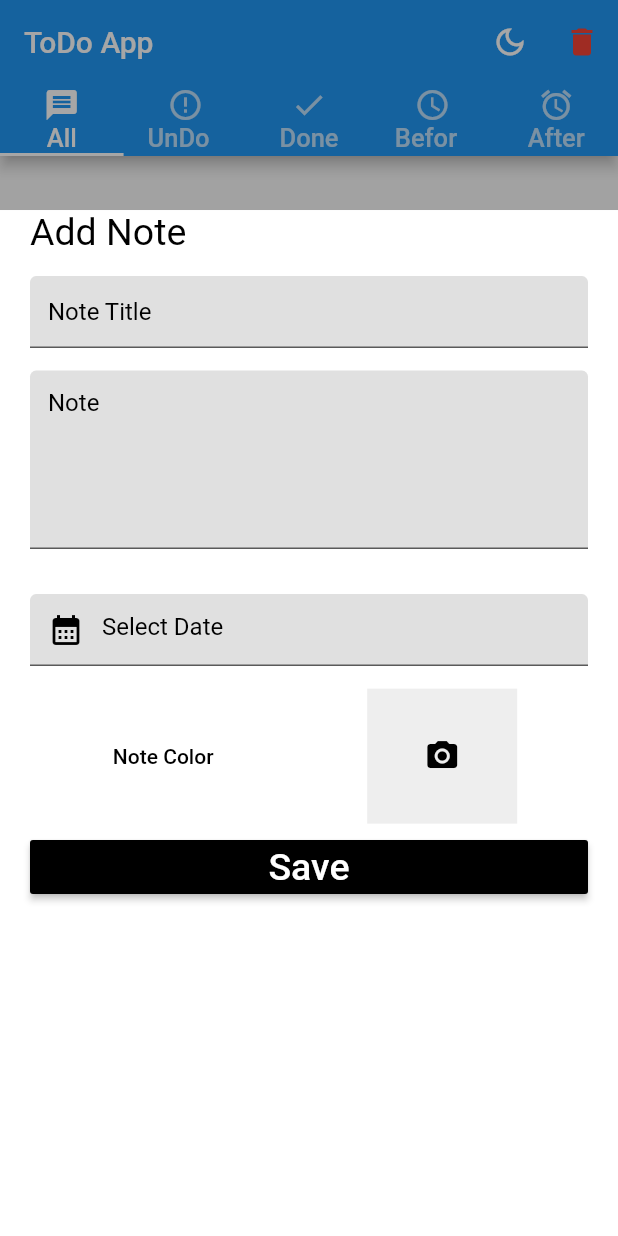
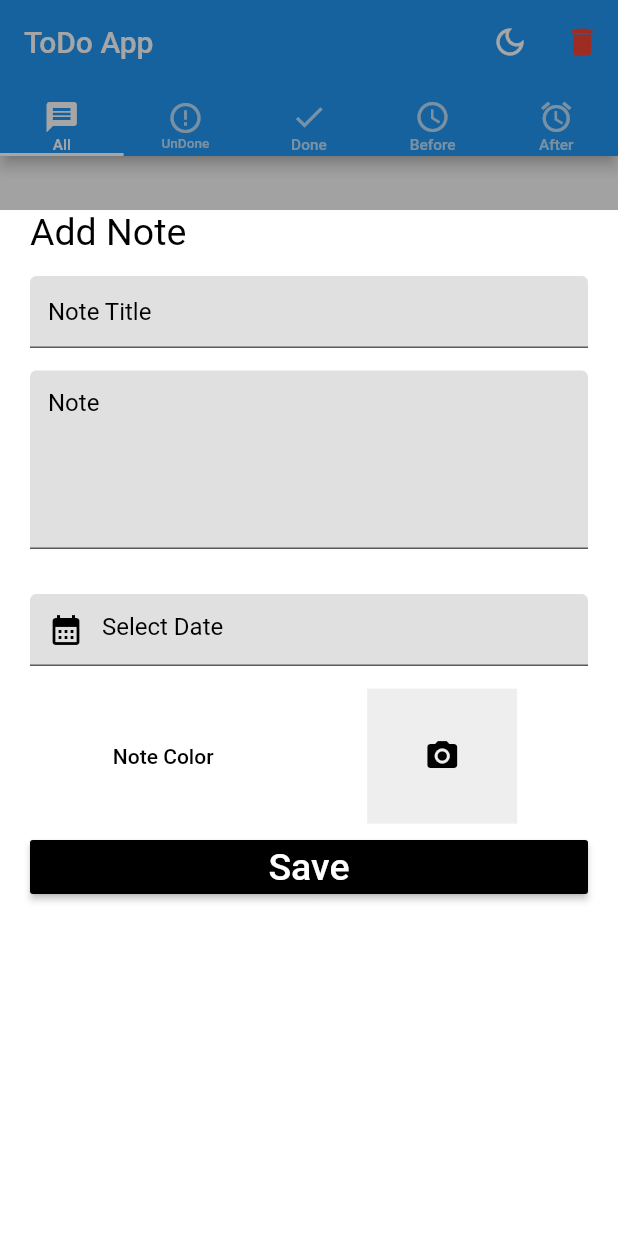
Before and after one commit to Mohamed-Tawfek/todo_project, a Flutter app: the screen it shows after launch, after a tap on the "add" icon, on a phone screen of 412 x 824 dp. Run offline on Flutter 3.47's test engine with Material 2 defaults, Android fonts, the phone set to English and light mode, and no system bars; our stand-ins replace bloc, conditional_builder_null_safety, flutter_bloc, flutter_colorpicker, image_picker, modal_bottom_sheet and 2 more; accounts and stored records are empty.

Commit message:
latest update!

```diff
--- a/lib/screens/home_screen.dart
+++ b/lib/screens/home_screen.dart
@@ -1,11 +1,13 @@
 import 'dart:io';
 
-import 'package:flutter/foundation.dart';
+ import 'package:flutter/foundation.dart';
 import 'package:flutter/material.dart';
+
+
 import 'package:flutter_bloc/flutter_bloc.dart';
 
 import 'package:intl/intl.dart';
-import 'package:modal_bottom_sheet/modal_bottom_sheet.dart';
+import 'package:modal_bottom_sheet/modal_bottom_sheet.dart'as MBS;
 import 'package:todo_app/cubit/cubit.dart';
 import 'package:todo_app/screens/undone_screen.dart';
 import 'package:todo_app/states/states.dart';
@@ -70,56 +72,56 @@ class _HomeScreenState extends State<HomeScreen> {
                     tabs: <Widget>[
                       Column(
                         crossAxisAlignment: CrossAxisAlignment.center,
-                        children: const [
+                        children:   [
                           Icon(Icons.message),
                           Text(
                             'All',
                             maxLines: 1,
-                            style: TextStyle(fontSize: 17),
+                            style: TextStyle(fontSize: MediaQuery.of(context).size.width*0.025),
                           ),
                         ],
                       ),
                       Column(
                         crossAxisAlignment: CrossAxisAlignment.center,
-                        children: const [
-                          Icon(Icons.error_outline_outlined),
+                        children:   [
+                          const Icon(Icons.error_outline_outlined),
                           Text(
                             'UnDone',
                             maxLines: 1,
-                            style: TextStyle(fontSize: 17),
+                            style: TextStyle(fontSize: MediaQuery.of(context).size.width*0.022),
                           ),
                         ],
                       ),
                       Column(
                         crossAxisAlignment: CrossAxisAlignment.center,
-                        children: const [
-                          Icon(Icons.done),
+                        children:   [
+                          const Icon(Icons.done),
                           Text(
                             'Done',
                             maxLines: 1,
-                            style: TextStyle(fontSize: 17),
+                            style: TextStyle(fontSize: MediaQuery.of(context).size.width*0.025),
                           ),
                         ],
                       ),
                       Column(
                         crossAxisAlignment: CrossAxisAlignment.center,
-                        children: const [
-                          Icon(Icons.watch_later_outlined),
+                        children:   [
+                          const Icon(Icons.watch_later_outlined),
                           Text(
                             'Before',
                             maxLines: 1,
-                            style: TextStyle(fontSize: 17),
+                            style: TextStyle(fontSize:MediaQuery.of(context).size.width*0.025),
                           ),
                         ],
                       ),
                       Column(
                         crossAxisAlignment: CrossAxisAlignment.center,
-                        children: const [
-                          Icon(Icons.alarm),
+                        children:   [
+                          const Icon(Icons.alarm),
                           Text(
                             'After',
                             maxLines: 1,
-                            style: TextStyle(fontSize: 17),
+                            style: TextStyle(fontSize: MediaQuery.of(context).size.width*0.025),
                           ),
                         ],
                       ),
@@ -135,14 +137,14 @@ class _HomeScreenState extends State<HomeScreen> {
                     AfterScreen(),
                   ],
                 ),
-                floatingActionButton: FloatingActionButton(
+                floatingActionButton: FloatingActionButton.small(
                   backgroundColor: Colors.cyan,
                   child: const Icon(
                     Icons.add,
                     color: Colors.black,
                   ),
                   onPressed: () {
-                    showMaterialModalBottomSheet(
+                    MBS.showMaterialModalBottomSheet(
                         context: context,
                         builder: (context2) {
                           return customBottomSheet(
--- a/lib/shared_component/shared.dart
+++ b/lib/shared_component/shared.dart
@@ -14,7 +14,7 @@ Widget buildListOfTasks(context, {required List tasks, bool? isDone}) {
             model: tasks[index], index: index, context: context, isDone: isDone),
         separatorBuilder: (context, index) => Padding(
               padding: const EdgeInsets.symmetric(horizontal: 10),
-              child: Container(
+              child: SizedBox(
                 height: 1,
                 width: MediaQuery.of(context).size.width,
               ),
@@ -136,11 +136,15 @@ Widget buildTaskItem(
                   children: [
                     Text(
                       ' ${model.formattedDate}',
-                      style: const TextStyle(fontSize: 20),
+                      style:   TextStyle(fontSize: MediaQuery.of(context).size.width*0.04,
+                        overflow: TextOverflow.ellipsis,
+                      ),
                     ),
                     Text(
                       ' ${model.time}',
-                      style: const TextStyle(fontSize: 20),
+                      style:   TextStyle(fontSize: MediaQuery.of(context).size.width*0.04,
+                        overflow: TextOverflow.ellipsis,
+                      ),
                     ),
                   ],
                 )
--- a/pubspec.yaml
+++ b/pubspec.yaml
@@ -18,7 +18,7 @@ publish_to: 'none' # Remove this line if you wish to publish to pub.dev
 version: 1.0.0+1
 
 environment:
-  sdk: "2.18.4"
+  sdk: "2.19.0"
 
 # Dependencies specify other packages that your package needs in order to work.
 # To automatically upgrade your package dependencies to the latest versions
@@ -39,7 +39,7 @@ dependencies:
   bloc: ^8.0.3
   flutter_bloc: ^8.0.1
   image_picker: ^0.8.5
-  modal_bottom_sheet: ^2.0.1
+  modal_bottom_sheet: ^3.0.0-pre
   convert: ^3.0.1
   shared_preferences: ^2.0.13
   conditional_builder_null_safety: ^0.0.6
```
Also changed, not shown: pubspec.lock.
